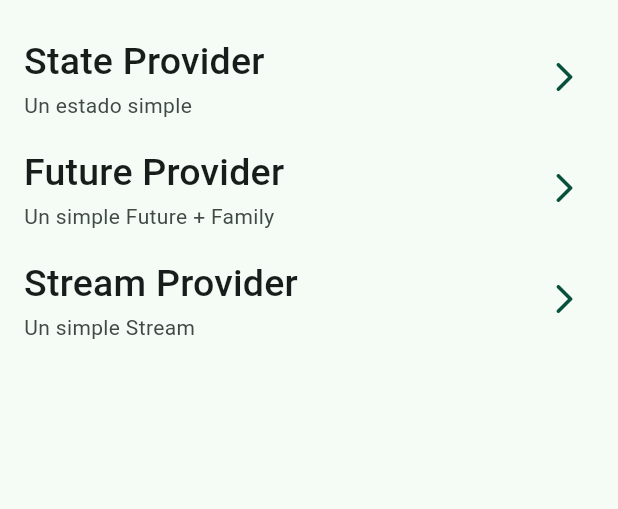
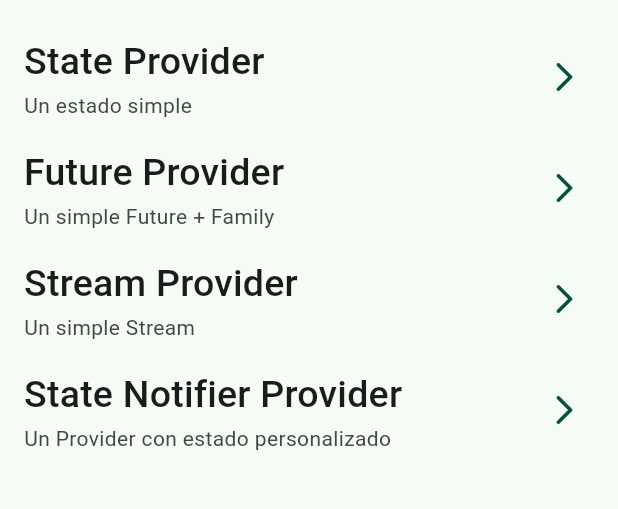
Before and after one commit to valeroman/FT-RiverApp, a Flutter app: the screen it shows after launch, on a phone screen of 412 x 824 dp, the part 63-572 px from its top. Run offline on Flutter 3.47's test engine with Material 2 defaults, Android fonts, the phone set to English and light mode, and no system bars; our stand-ins replace dio, flutter_riverpod, go_router, google_fonts; missing offline and left inert: random_name_generator.

Commit message:
State Notifier Provider

```diff
--- a/lib/config/router/app_router.dart
+++ b/lib/config/router/app_router.dart
@@ -25,6 +25,11 @@ final appRouter = GoRouter(
     GoRoute(
       path: '/stream-provider',
       builder: (context, state) => const StreamScreen(),
+    ),
+
+    GoRoute(
+      path: '/state-notifier-provider',
+      builder: (context, state) => const TodosScreen(),
     )
 
   ]
--- /dev/null
+++ b/lib/domain/domain.dart
@@ -0,0 +1,2 @@
+
+export 'entities/todo.dart';
--- a/lib/presentation/providers/providers.dart
+++ b/lib/presentation/providers/providers.dart
@@ -1,3 +1,4 @@
 export 'random_name_provider.dart';
 export 'pokemon_provider.dart';
 export 'random_names_provider.dart';
+export 'todos_provider.dart';
--- a/lib/presentation/screens/home/home_screen.dart
+++ b/lib/presentation/screens/home/home_screen.dart
@@ -32,16 +32,22 @@ class _HomeScreenView extends StatelessWidget {
           location: '/state-provider',
         ),
 
-         _CustomListTile(
+        _CustomListTile(
           title: 'Future Provider',
           subTitle: 'Un simple Future + Family',
           location: '/future-provider',
         ),
 
-         _CustomListTile(
+        _CustomListTile(
           title: 'Stream Provider',
           subTitle: 'Un simple Stream',
           location: '/stream-provider',
+        ),
+
+        _CustomListTile(
+          title: 'State Notifier Provider',
+          subTitle: 'Un Provider con estado personalizado',
+          location: '/state-notifier-provider',
         ),
 
 
--- a/lib/presentation/screens/screens.dart
+++ b/lib/presentation/screens/screens.dart
@@ -2,3 +2,4 @@ export 'home/home_screen.dart';
 export '01-state-provider/state_provider_screen.dart';
 export '02-future-provider/pokemon_screen.dart';
 export '03-stream-provider/stream_screen.dart';
+export '04-state-notifier-provider/todos_screen.dart';
--- a/pubspec.yaml
+++ b/pubspec.yaml
@@ -14,6 +14,7 @@ dependencies:
   go_router: ^8.0.2
   google_fonts: ^5.0.0
   random_name_generator: ^1.1.0
+  uuid: ^3.0.7
 
 dev_dependencies:
   flutter_lints: ^2.0.0
```
Also changed, not shown: lib/domain/entities/todo.dart (added, +28 -0 lines), lib/presentation/providers/todos_provider.dart (added, +45 -0 lines), lib/presentation/screens/04-state-notifier-provider/todos_screen.dart (added, +53 -0 lines), pubspec.lock.
